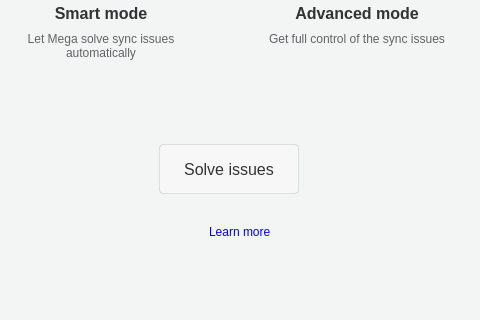
Qt form src/MEGASync/stalled_issues/gui/linux/StalledIssuesDialog.ui (meganz/MEGAsync) before a commit; both pictures show x 171 to 651 and y 280 to 600 of the 800 by 600 pixel window.
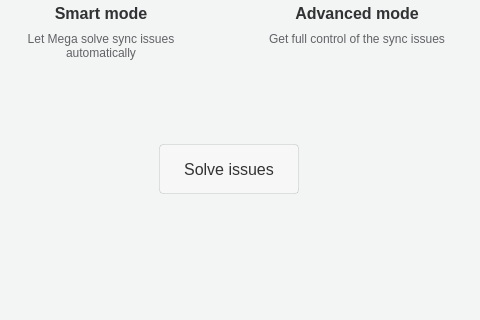
The same form after that commit. The open tabs and pages were chosen to show the change. Icons and pictures are not drawn. Custom widgets are drawn as their Qt base class.

```diff
--- a/src/MEGASync/stalled_issues/gui/linux/StalledIssuesDialog.ui
+++ b/src/MEGASync/stalled_issues/gui/linux/StalledIssuesDialog.ui
@@ -1377,8 +1377,7 @@
                    <cursorShape>PointingHandCursor</cursorShape>
                   </property>
                   <property name="text">
-                   <string>&lt;a href=&quot;https://help.mega.io/installs-apps/desktop-syncing/sync-v2&quot; 
-   style=&quot;text-decoration: none&quot;&gt;Learn more&lt;/a&gt;</string>
+                   <string/>
                   </property>
                   <property name="openExternalLinks">
                    <bool>true</bool>
```
Left out of the diff: 4 changed lines with no effect on the pictures. Lines whose indentation alone changed are shown as unchanged.
